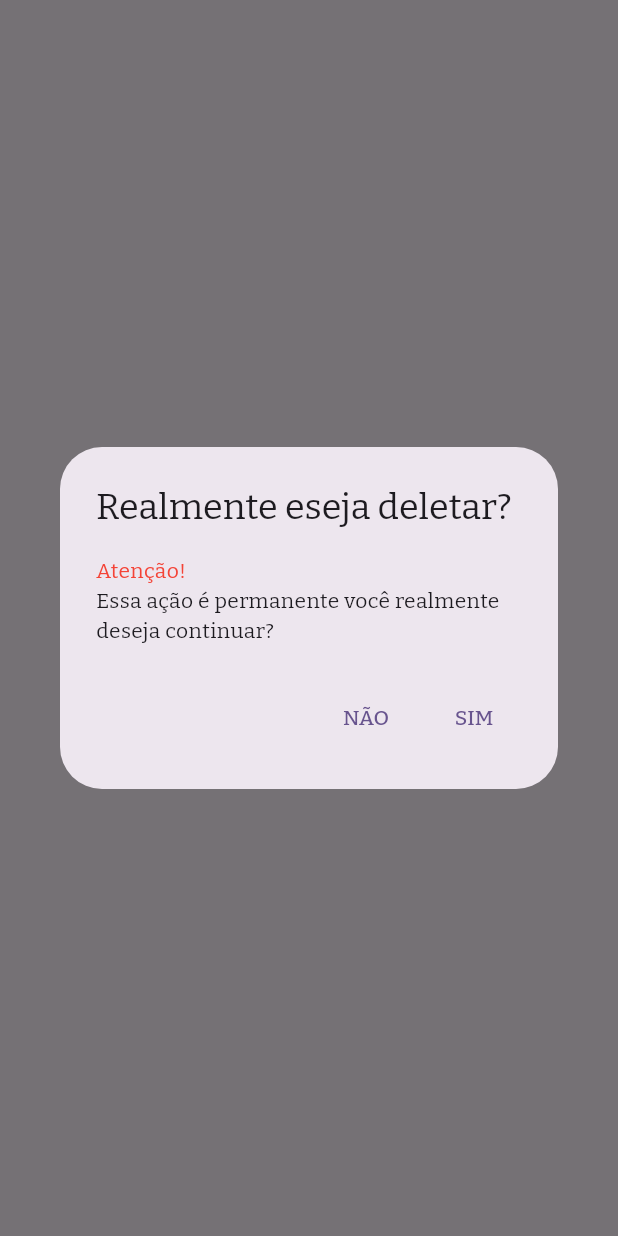
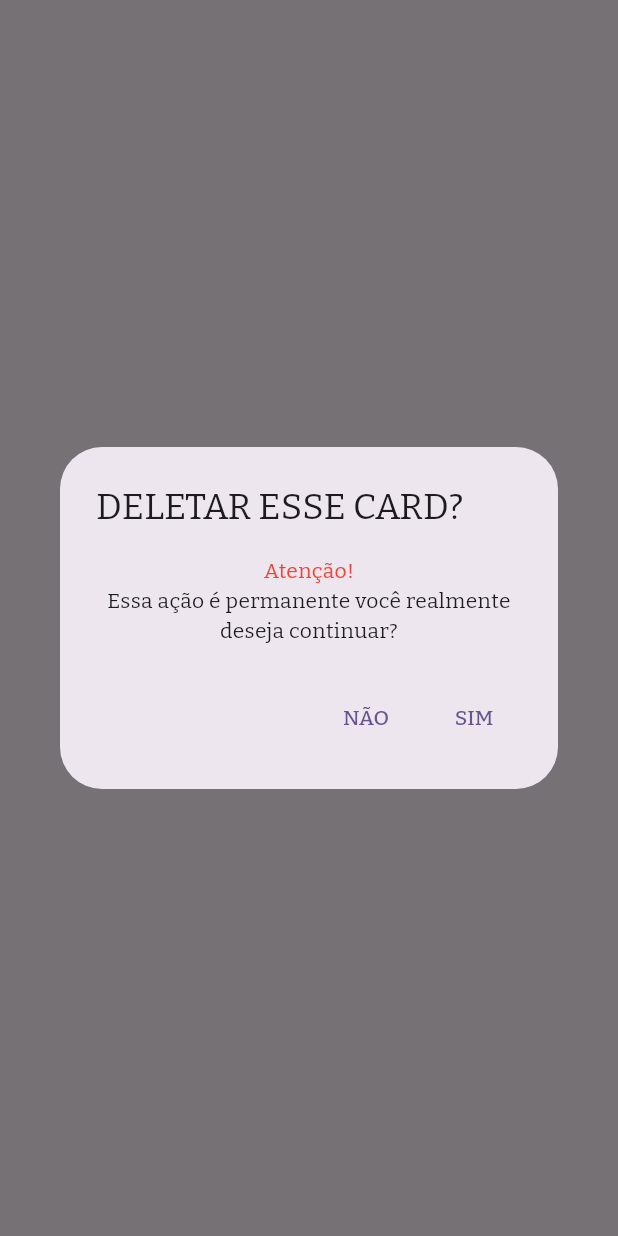
Before and after one commit to xing-wang-kai/FLUTTER_FIRST_PROJECT, a Flutter app: what showMyDialog() shows on an empty page, opened directly with empty values, on a phone screen of 412 x 824 dp. Run offline on Flutter 3.47's test engine with Material 3 defaults, Android fonts, the phone set to English and light mode, and no system bars; our stand-ins replace google_fonts, logger, sqflite; missing offline and left inert: http_interceptor; accounts and stored records are empty; statements that could not run were skipped.

```diff
--- a/lib/widgets/show_my_dialog.dart
+++ b/lib/widgets/show_my_dialog.dart
@@ -8,12 +8,19 @@ Future<void> showMyDialog(BuildContext context, String taskName) async {
     barrierDismissible: false, // user must tap button!
     builder: (BuildContext context) {
       return AlertDialog(
-        title: const Text('Realmente eseja deletar?'),
+        title: const Text('DELETAR ESSE CARD?'),
         content: const SingleChildScrollView(
           child: ListBody(
             children: <Widget>[
-              Text('Atenção!', style: TextStyle(color: Colors.red),),
-              Text('Essa ação é permanente você realmente deseja continuar?'),
+              Center(
+                child: Text('Atenção!', style: TextStyle(color: Colors.red)),
+              ),
+              Center(
+                child: Text(
+                  'Essa ação é permanente você realmente deseja continuar?',
+                  textAlign: TextAlign.center,
+                ),
+              ),
             ],
           ),
         ),
--- a/lib/widgets/taks_cards.dart
+++ b/lib/widgets/taks_cards.dart
@@ -1,5 +1,6 @@
 import 'package:flutter/material.dart';
 import 'package:my_frist_flutter_project/data/task_dao.dart';
+import 'package:my_frist_flutter_project/services/tasks_services.dart';
 import 'package:my_frist_flutter_project/widgets/show_my_dialog.dart';
 import 'package:uuid/uuid.dart';
 
@@ -33,7 +34,7 @@ class TaskCardContainer extends StatefulWidget {
 
 class _TaskCardContainerState extends State<TaskCardContainer> {
   int level = 0;
-
+  TaskServices services = TaskServices();
 
 
   @override
@@ -149,7 +150,7 @@ class _TaskCardContainerState extends State<TaskCardContainer> {
                               crossAxisAlignment: CrossAxisAlignment.center,
                               mainAxisAlignment: MainAxisAlignment.spaceEvenly,
                               children: [
-                                Icon(Icons.remove_circle_outlined, color: Colors.red),
+                                Icon(Icons.delete, color: Colors.red),
                                 Text(
                                   "DEL",
                                   style: TextStyle(
```
Also changed, not shown: lib/data/db.json (+7 -0 lines), lib/services/tasks_services.dart (+23 -0 lines), 2 other files.
